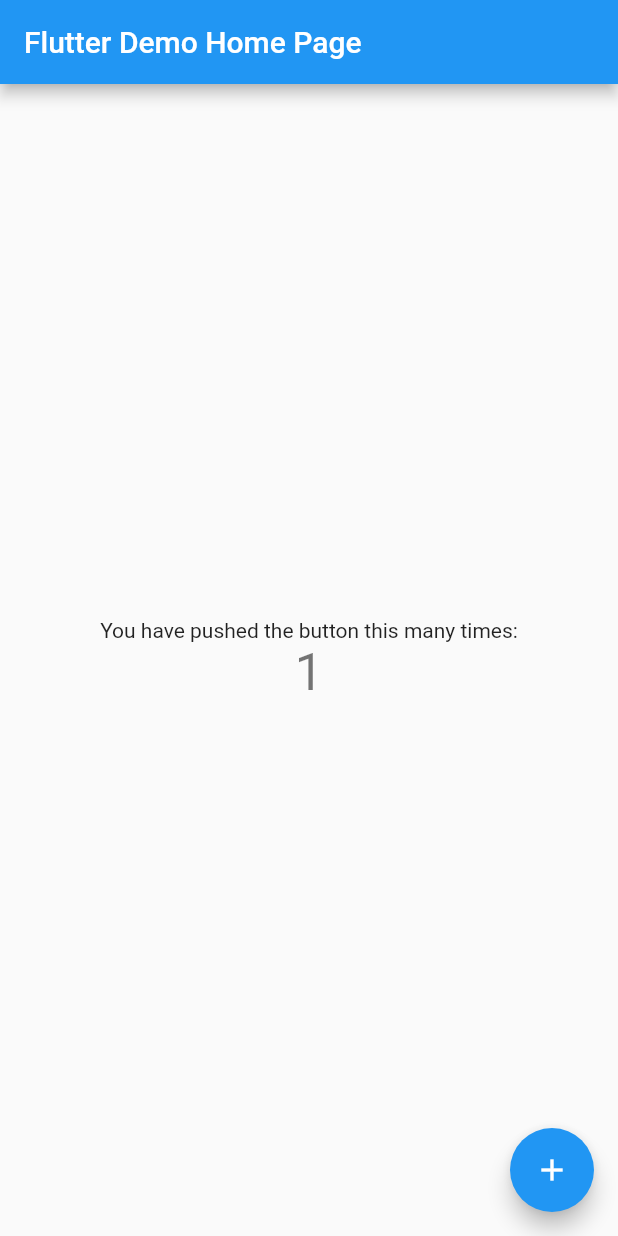
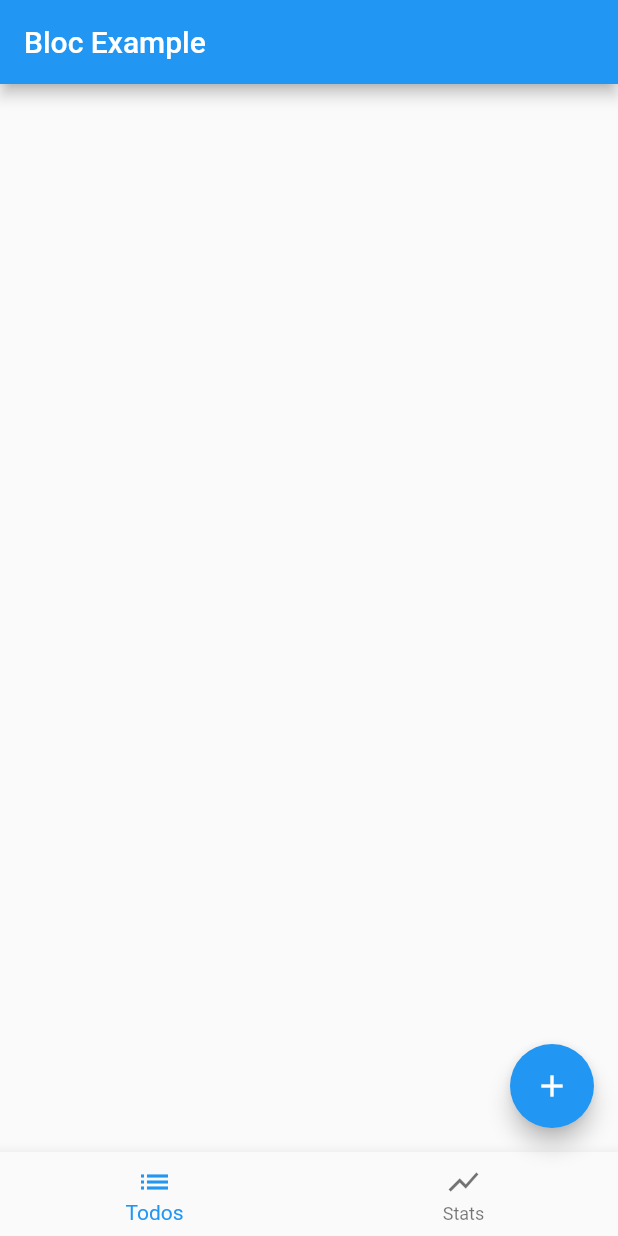
Before and after one commit to nazarcybulskij/Flutter-ToDo-Bloc, a Flutter app: the screen it shows after launch, after a tap on the "add" icon, on a phone screen of 412 x 824 dp. Run offline on Flutter 3.47's test engine with Material 2 defaults, Android fonts, the phone set to English and light mode, and no system bars.

Commit message:
added  home screen

```diff
--- /dev/null
+++ b/lib/blocs/todos_bloc_provider.dart
@@ -0,0 +1,55 @@
+import 'package:flutter/widgets.dart';
+import 'todos_list_bloc.dart';
+
+class TodosBlocProvider extends StatefulWidget {
+  final Widget child;
+  final TodosListBloc bloc;
+
+  const TodosBlocProvider({Key key, @required this.bloc, @required this.child})
+      : super(key: key);
+
+  @override
+  _TodosBlocProviderState createState() => _TodosBlocProviderState();
+
+  static TodosListBloc of(BuildContext context) {
+    return (context.inheritFromWidgetOfExactType(_TodosBlocProvider)
+            as _TodosBlocProvider)
+        .bloc;
+  }
+}
+
+class _TodosBlocProviderState extends State<TodosBlocProvider> {
+  @override
+  Widget build(BuildContext context) {
+    return _TodosBlocProvider(
+      bloc: widget.bloc,
+      child: widget.child,
+    );
+  }
+
+  @override
+  void dispose() {
+    widget.bloc.close();
+    super.dispose();
+  }
+}
+
+class _TodosBlocProvider extends InheritedWidget {
+  final TodosListBloc bloc;
+
+  const _TodosBlocProvider({
+    Key key,
+    @required this.bloc,
+    @required Widget child,
+  }) : super(key: key, child: child);
+
+  static _TodosBlocProvider of(BuildContext context) {
+    return context.inheritFromWidgetOfExactType(_TodosBlocProvider)
+        as _TodosBlocProvider;
+  }
+
+  @override
+  bool updateShouldNotify(_TodosBlocProvider old) {
+    return true;
+  }
+}
--- /dev/null
+++ b/lib/blocs/todos_list_bloc.dart
@@ -0,0 +1,5 @@
+class TodosListBloc {
+  close() {
+    print('close');
+  }
+}
--- /dev/null
+++ b/lib/blocs/user_bloc.dart
@@ -0,0 +1,9 @@
+import 'package:my_todo_list_flutter_bloc/repo/user_repository.dart';
+
+class UserBloc {
+  final UserRepository _repository;
+
+  Stream<String> login() => _repository.login().asStream().asBroadcastStream();
+
+  UserBloc(this._repository);
+}
--- /dev/null
+++ b/lib/dependency_injection.dart
@@ -0,0 +1,22 @@
+import 'package:flutter/widgets.dart';
+import 'repo/user_repository.dart';
+
+class Injector extends InheritedWidget {
+  final UserRepository userRepository;
+
+  const Injector({
+    Key key,
+    @required UserRepository this.userRepository,
+    @required Widget child,
+  }) : super(key: key, child: child);
+
+  static Injector of(BuildContext context) {
+    return context.inheritFromWidgetOfExactType(Injector);
+  }
+
+  @override
+  bool updateShouldNotify(Injector old) {
+    return userRepository != old.userRepository;
+    ;
+  }
+}
--- /dev/null
+++ b/lib/keys.dart
@@ -0,0 +1,6 @@
+import 'package:flutter/widgets.dart';
+
+class ArchSampleKeys {
+  static final homeScreen = const Key('__homeScreen__');
+  static final addTodoFab = const Key('__addTodoFab__');
+}
--- a/lib/main.dart
+++ b/lib/main.dart
@@ -1,111 +1,33 @@
 import 'package:flutter/material.dart';
+import 'dependency_injection.dart';
+import 'package:my_todo_list_flutter_bloc/blocs/todos_bloc_provider.dart';
+import 'package:my_todo_list_flutter_bloc/blocs/todos_list_bloc.dart';
+import 'routes.dart';
+import 'screen/home_screen.dart';
+import 'screen/add_edit_screen.dart';
+import 'repo/user_repository.dart';
 
-void main() => runApp(MyApp());
-
-class MyApp extends StatelessWidget {
-  // This widget is the root of your application.
-  @override
-  Widget build(BuildContext context) {
-    return MaterialApp(
-      title: 'Flutter Demo',
-      theme: ThemeData(
-        // This is the theme of your application.
-        //
-        // Try running your application with "flutter run". You'll see the
-        // application has a blue toolbar. Then, without quitting the app, try
-        // changing the primarySwatch below to Colors.green and then invoke
-        // "hot reload" (press "r" in the console where you ran "flutter run",
-        // or simply save your changes to "hot reload" in a Flutter IDE).
-        // Notice that the counter didn't reset back to zero; the application
-        // is not restarted.
-        primarySwatch: Colors.blue,
-      ),
-      home: MyHomePage(title: 'Flutter Demo Home Page'),
-    );
-  }
+void main() {
+  runApp(Injector(
+    userRepository: AnonymousUserRepository(),
+    child: TodosBlocProvider(
+        bloc: TodosListBloc(),
+        child: MaterialApp(
+          routes: {
+            ArchSampleRoutes.home: (context) {
+              return HomeScreen(
+                userRepository: Injector.of(context).userRepository,
+              );
+            },
+            ArchSampleRoutes.addTodo: (context) {
+              return AddEditScreen();
+            }
+          },
+        )),
+  ));
 }
 
-class MyHomePage extends StatefulWidget {
-  MyHomePage({Key key, this.title}) : super(key: key);
-
-  // This widget is the home page of your application. It is stateful, meaning
-  // that it has a State object (defined below) that contains fields that affect
-  // how it looks.
-
-  // This class is the configuration for the state. It holds the values (in this
-  // case the title) provided by the parent (in this case the App widget) and
-  // used by the build method of the State. Fields in a Widget subclass are
-  // always marked "final".
-
-  final String title;
-
+class AnonymousUserRepository implements UserRepository {
   @override
-  _MyHomePageState createState() => _MyHomePageState();
+  Future<String> login() => Future.delayed(Duration(seconds: 5), () => "login");
 }
-
-class _MyHomePageState extends State<MyHomePage> {
-  int _counter = 0;
-
-  void _incrementCounter() {
-    setState(() {
-      // This call to setState tells the Flutter framework that something has
-      // changed in this State, which causes it to rerun the build method below
-      // so that the display can reflect the updated values. If we changed
-      // _counter without calling setState(), then the build method would not be
-      // called again, and so nothing would appear to happen.
-      _counter++;
-    });
-  }
-
-  @override
-  Widget build(BuildContext context) {
-    // This method is rerun every time setState is called, for instance as done
-    // by the _incrementCounter method above.
-    //
-    // The Flutter framework has been optimized to make rerunning build methods
-    // fast, so that you can just rebuild anything that needs updating rather
-    // than having to individually change instances of widgets.
-    return Scaffold(
-      appBar: AppBar(
-        // Here we take the value from the MyHomePage object that was created by
-        // the App.build method, and use it to set our appbar title.
-        title: Text(widget.title),
-      ),
-      body: Center(
-        // Center is a layout widget. It takes a single child and positions it
-        // in the middle of the parent.
-        child: Column(
-          // Column is also layout widget. It takes a list of children and
-          // arranges them vertically. By default, it sizes itself to fit its
-          // children horizontally, and tries to be as tall as its parent.
-          //
-          // Invoke "debug painting" (press "p" in the console, choose the
-          // "Toggle Debug Paint" action from the Flutter Inspector in Android
-          // Studio, or the "Toggle Debug Paint" command in Visual Studio Code)
-          // to see the wireframe for each widget.
-          //
-          // Column has various properties to control how it sizes itself and
-          // how it positions its children. Here we use mainAxisAlignment to
-          // center the children vertically; the main axis here is the vertical
-          // axis because Columns are vertical (the cross axis would be
-          // horizontal).
-          mainAxisAlignment: MainAxisAlignment.center,
-          children: <Widget>[
-            Text(
-              'You have pushed the button this many times:',
-            ),
-            Text(
-              '$_counter',
-              style: Theme.of(context).textTheme.display1,
-            ),
-          ],
-        ),
-      ),
-      floatingActionButton: FloatingActionButton(
-        onPressed: _incrementCounter,
-        tooltip: 'Increment',
-        child: Icon(Icons.add),
-      ), // This trailing comma makes auto-formatting nicer for build methods.
-    );
-  }
-}
--- /dev/null
+++ b/lib/repo/user_repository.dart
@@ -0,0 +1,3 @@
+abstract class UserRepository {
+  Future<String> login();
+}
--- /dev/null
+++ b/lib/routes.dart
@@ -0,0 +1,4 @@
+class ArchSampleRoutes {
+  static final home = "/";
+  static final addTodo = "/addTodo";
+}
--- /dev/null
+++ b/lib/screen/add_edit_screen.dart
@@ -0,0 +1,16 @@
+import 'package:flutter/widgets.dart';
+import 'package:flutter/material.dart';
+
+class AddEditScreen extends StatefulWidget {
+  @override
+  _AddEditScreenState createState() => _AddEditScreenState();
+}
+
+class _AddEditScreenState extends State<AddEditScreen> {
+  @override
+  Widget build(BuildContext context) {
+    return Container(
+      color: Colors.blue,
+    );
+  }
+}
--- /dev/null
+++ b/lib/screen/home_screen.dart
@@ -0,0 +1,83 @@
+import 'package:flutter/material.dart';
+import 'package:flutter/widgets.dart';
+import 'dart:async';
+import 'package:my_todo_list_flutter_bloc/repo/user_repository.dart';
+import 'package:my_todo_list_flutter_bloc/keys.dart';
+import 'package:my_todo_list_flutter_bloc/blocs/user_bloc.dart';
+import 'package:my_todo_list_flutter_bloc/widget/loading.dart';
+import 'package:my_todo_list_flutter_bloc/widget/stats_counter.dart';
+import 'package:my_todo_list_flutter_bloc/widget/todo_list.dart';
+
+enum AppTab { todos, stats }
+
+class HomeScreen extends StatefulWidget {
+  final UserRepository userRepository;
+
+  HomeScreen({@required this.userRepository})
+      : super(key: ArchSampleKeys.homeScreen);
+
+  @override
+  _HomeScreenState createState() => _HomeScreenState();
+}
+
+class _HomeScreenState extends State<HomeScreen> {
+  UserBloc userBloc;
+  StreamController<AppTab> tabController;
+
+  @override
+  void initState() {
+    super.initState();
+    userBloc = UserBloc(widget.userRepository);
+    tabController = StreamController<AppTab>();
+  }
+
+  @override
+  void dispose() {
+    tabController.close();
+    super.dispose();
+  }
+
+  @override
+  Widget build(BuildContext context) {
+    return StreamBuilder<String>(
+      stream: userBloc.login(),
+      builder: (context, loginSnapshot) {
+        return StreamBuilder<AppTab>(
+          initialData: AppTab.todos,
+          stream: tabController.stream,
+          builder: (context, appTabSnashot) {
+            return Scaffold(
+              appBar: AppBar(
+                title: Text('Bloc Example'),
+              ),
+              body: loginSnapshot.hasData
+                  ? appTabSnashot.data == AppTab.todos
+                      ? TodoList()
+                      : StatsCounter()
+                  : LoadingSpinner(),
+              floatingActionButton: FloatingActionButton(
+                key: ArchSampleKeys.addTodoFab,
+                onPressed: () {
+                  print('floating button press');
+                },
+                child: Icon(Icons.add),
+              ),
+              bottomNavigationBar: BottomNavigationBar(
+                currentIndex: AppTab.values.indexOf(appTabSnashot.data),
+                  onTap: (index){
+                    tabController.add(AppTab.values[index]);
+                  },
+                  items: AppTab.values.map((tab) {
+                return BottomNavigationBarItem(
+                  icon:
+                      Icon(tab == AppTab.todos ? Icons.list : Icons.show_chart),
+                  title: Text(tab == AppTab.todos ? 'Todos' : 'Stats'),
+                );
+              }).toList()),
+            );
+          },
+        );
+      },
+    );
+  }
+}
--- /dev/null
+++ b/lib/widget/loading.dart
@@ -0,0 +1,9 @@
+import 'package:flutter/widgets.dart';
+import 'package:flutter/material.dart';
+
+class LoadingSpinner extends StatelessWidget {
+  @override
+  Widget build(BuildContext context) {
+    return Center(child: CircularProgressIndicator());
+  }
+}
--- /dev/null
+++ b/lib/widget/stats_counter.dart
@@ -0,0 +1,9 @@
+import 'package:flutter/widgets.dart';
+import 'package:flutter/material.dart';
+
+class StatsCounter extends StatelessWidget {
+  @override
+  Widget build(BuildContext context) {
+    return Container(color:  Colors.red,);
+  }
+}
--- /dev/null
+++ b/lib/widget/todo_list.dart
@@ -0,0 +1,8 @@
+import 'package:flutter/widgets.dart';
+
+class TodoList extends StatelessWidget {
+  @override
+  Widget build(BuildContext context) {
+    return Container();
+  }
+}
```
